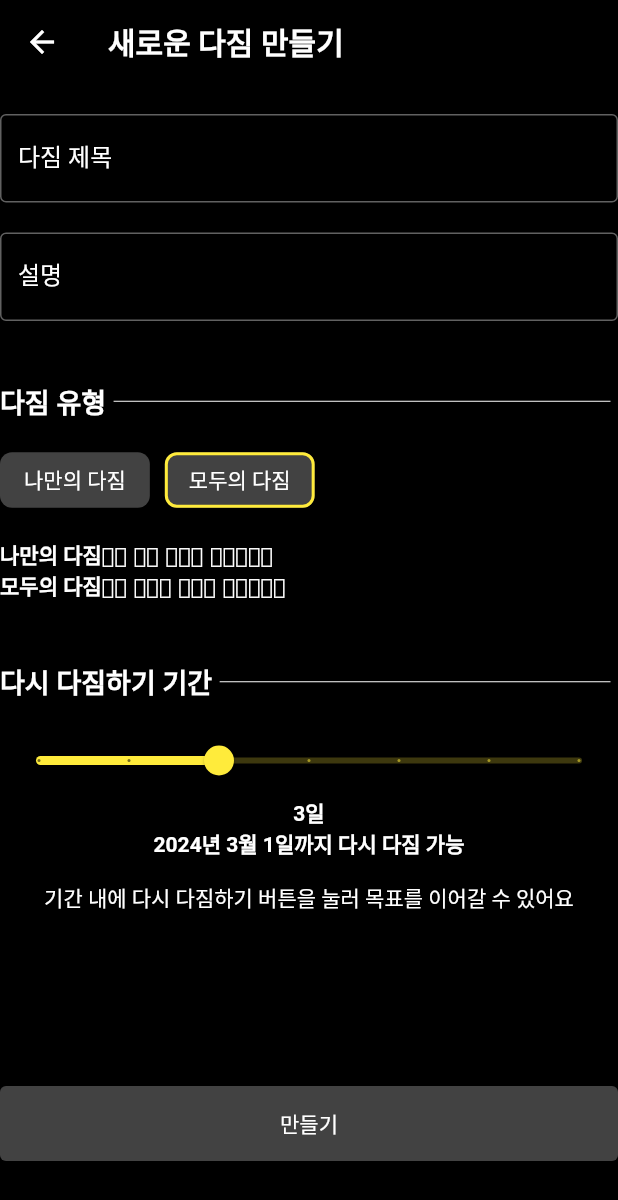
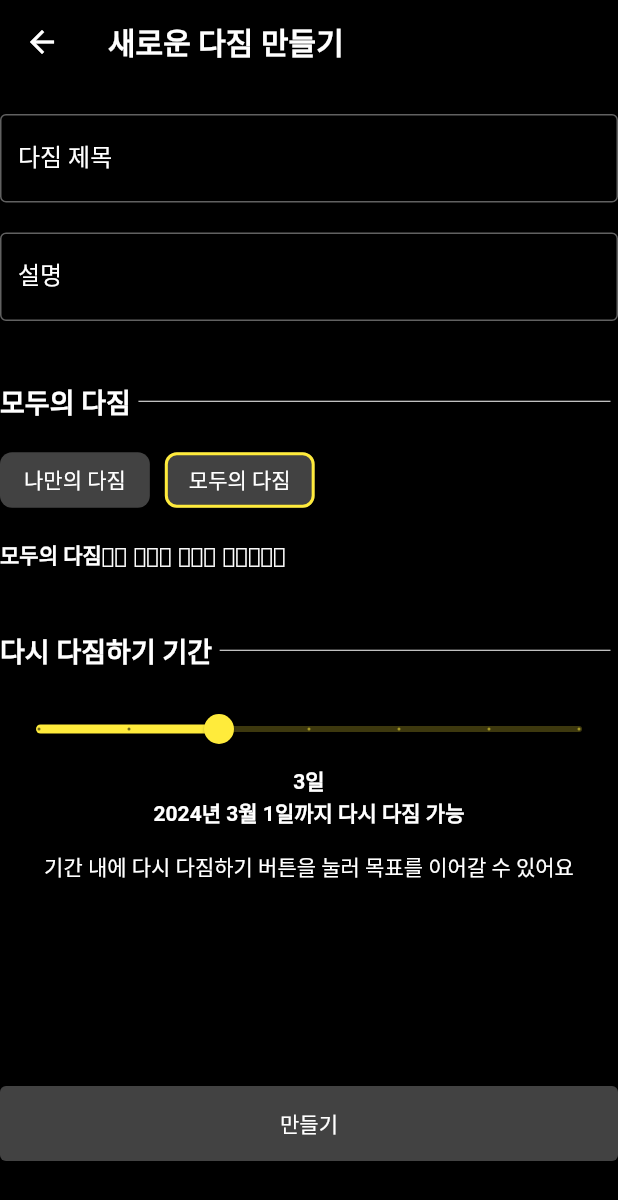
Before and after one commit to Choi-Seunghwan/commitment-client, a Flutter app: the AddCommitmentBottomSheet screen opened directly, after a tap on "모두의 다짐", on a phone screen of 412 x 824 dp. Shown: the top 1200 px of the screen. Run offline on Flutter 3.47's test engine with Material 3 defaults, Android fonts, the light colour scheme and no system bars; our stand-ins replace flutter_dotenv, fluttertoast, shared_preferences; accounts and stored records are empty.

Commit message:
내 다짐 페이지 작업

```diff
--- a/lib/screens/add_commitment_modal_bottom_sheet.dart
+++ b/lib/screens/add_commitment_modal_bottom_sheet.dart
@@ -5,7 +5,6 @@ import 'package:commitment_client/widgets/period_slider.dart';
 import 'package:commitment_client/widgets/square_radio_button.dart';
 import 'package:commitment_client/widgets/sub_title.dart';
 import 'package:flutter/material.dart';
-import 'package:flutter/widgets.dart';
 import 'package:provider/provider.dart';
 
 class AddCommitmentBottomSheet extends StatefulWidget {
@@ -100,7 +99,7 @@ class AddCommitmentBottomSheetState extends State<AddCommitmentBottomSheet> {
                       height: 40,
                     ),
                     Column(crossAxisAlignment: CrossAxisAlignment.start, children: [
-                      const SubTitle(title: '다짐 유형'),
+                      const SubTitle(title: Strings.UI_COMMITMENT_TYPE),
                       const SizedBox(
                         height: 15,
                       ),
@@ -116,22 +115,23 @@ class AddCommitmentBottomSheetState extends State<AddCommitmentBottomSheet> {
                       const SizedBox(
                         height: 15,
                       ),
-                      RichText(
+                      _type == CommitmentType.personal
+                          ? RichText(
                               text: const TextSpan(
                                 children: <TextSpan>[
                                   TextSpan(
-                              text: '나만의 다짐',
+                                    text: Strings.UI_PERSONAL_COMMITMENT,
                                     style: TextStyle(fontWeight: FontWeight.bold),
                                   ),
                                   TextSpan(text: '으로 나의 목표를 이뤄보아요'),
                                 ],
                               ),
-                      ),
-                      RichText(
+                            )
+                          : RichText(
                               text: const TextSpan(
                                 children: <TextSpan>[
                                   TextSpan(
-                              text: '모두의 다짐',
+                                    text: Strings.UI_PUBLIC_COMMITMENT,
                                     style: TextStyle(fontWeight: FontWeight.bold),
                                   ),
                                   TextSpan(text: '으로 다함께 목표를 이뤄보아요'),
--- a/lib/screens/home_page.dart
+++ b/lib/screens/home_page.dart
@@ -1,3 +1,4 @@
+import 'package:commitment_client/widgets/sub_title.dart';
 import 'package:flutter/material.dart';
 
 import '../strings/strings.dart';
@@ -15,8 +16,8 @@ class HomePage extends StatelessWidget {
         ),
         backgroundColor: Colors.black,
       ),
-      body: Center(
-        child: Text("Home Page"),
+      body: const Column(
+        children: [SubTitle(title: '')],
       ),
       backgroundColor: Colors.black,
     );
--- a/lib/strings/strings.dart
+++ b/lib/strings/strings.dart
@@ -4,8 +4,8 @@ class Strings {
   // NAV
   static const String NAV_HOME = '홈';
   static const String NAV_HOME_TITLE = '모두의 다짐';
-  static const String NAV_MY_COMMITMENTS = '나의 목표';
-  static const String NAV_COMMITMENTS = '다짐';
+  static const String NAV_MY_COMMITMENTS = '다짐 목록';
+  static const String NAV_COMMITMENTS = '내 다짐';
 
   static const String PAGE_TITLE_ADD_COMMITMENT = '추가하기';
 
@@ -14,6 +14,9 @@ class Strings {
   static const String UI_COMMITMENT_RENEW_SUCCESS = '다짐하기';
   static const String UI_ADD_COMMITMENT_TITLE = '새로운 다짐 만들기';
   static const String UI_FORMANT_EXPIRATION = '일 후 자동으로 완료 됩니다.';
+  static const String UI_PERSONAL_COMMITMENT = '나만의 다짐';
+  static const String UI_PUBLIC_COMMITMENT = '모두의 다짐';
+  static const String UI_COMMITMENT_TYPE = '모두의 다짐';
 
   // FORM
   static const String FORM_TEXT_TITLE = '다짐 제목';
@@ -26,4 +29,5 @@ class Strings {
 
   // TOAST Mesage
   static const String TOAST_WELCOME_SIGN_IN = '로그인 성공! 환영합니다~';
+  static const String TOAST_API_ERROR = '서버 에러';
 }
```
Also changed, not shown: lib/provider/commitment_provider.dart (+19 -7 lines), lib/screens/my_commitment_page.dart (+18 -7 lines), lib/service/api_client.dart (+10 -0 lines), lib/service/commitment_service.dart (+8 -4 lines). Lines whose indentation alone changed are shown as unchanged.
